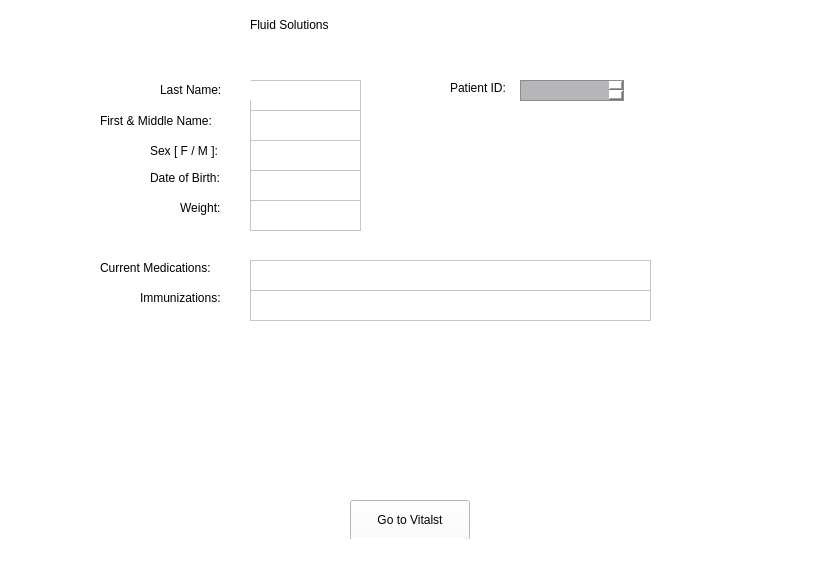
First picture: the form in app/frontend/views/patientWindow.ui, repository lmitchell33/Fluid-Solutions, before the edit.
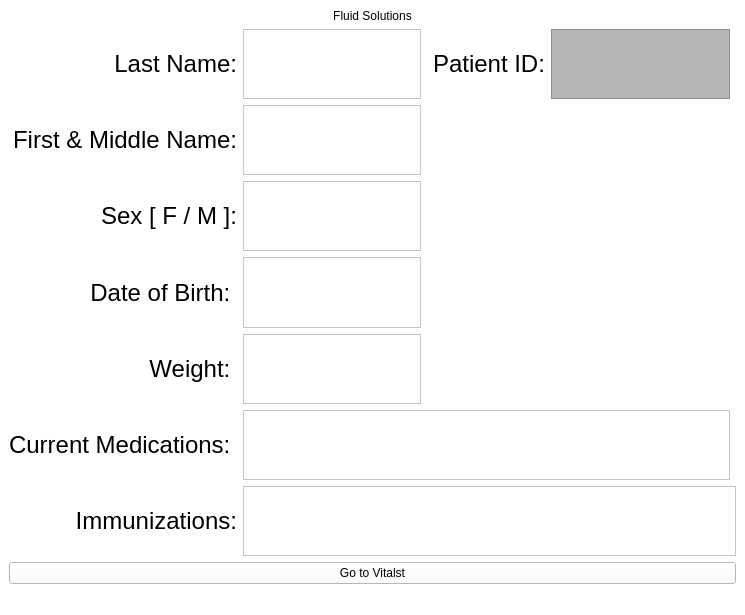
Second picture: the form after the edit.

```diff
--- a/app/frontend/views/patientWindow.ui
+++ b/app/frontend/views/patientWindow.ui
@@ -6,8 +6,8 @@
    <rect>
     <x>0</x>
     <y>0</y>
-    <width>825</width>
-    <height>561</height>
+    <width>745</width>
+    <height>615</height>
    </rect>
   </property>
   <property name="windowTitle">
@@ -17,306 +17,321 @@
    <string notr="true">background-color: rgb(255, 255, 255)</string>
   </property>
   <widget class="QWidget" name="centralwidget">
-   <widget class="QLabel" name="label">
-    <property name="geometry">
-     <rect>
-      <x>250</x>
-      <y>-1</y>
-      <width>301</width>
-      <height>51</height>
-     </rect>
-    </property>
-    <property name="styleSheet">
-     <string notr="true">font: 48pt &quot;Times New Roman&quot;;</string>
-    </property>
-    <property name="text">
-     <string>Fluid Solutions</string>
-    </property>
-   </widget>
-   <widget class="QLabel" name="label_2">
-    <property name="geometry">
-     <rect>
-      <x>150</x>
-      <y>140</y>
-      <width>81</width>
-      <height>21</height>
-     </rect>
-    </property>
-    <property name="text">
-     <string>Sex [ F / M ]:</string>
-    </property>
-   </widget>
-   <widget class="QTextEdit" name="textEdit">
-    <property name="geometry">
-     <rect>
-      <x>250</x>
-      <y>110</y>
-      <width>111</width>
-      <height>31</height>
-     </rect>
-    </property>
-    <property name="html">
-     <string>&lt;!DOCTYPE HTML PUBLIC &quot;-//W3C//DTD HTML 4.0//EN&quot; &quot;http://www.w3.org/TR/REC-html40/strict.dtd&quot;&gt;
+   <layout class="QGridLayout" name="gridLayout">
+    <item row="2" column="4" rowspan="4" colspan="2" alignment="Qt::AlignHCenter">
+     <widget class="QLabel" name="label_4">
+      <property name="maximumSize">
+       <size>
+        <width>16777215</width>
+        <height>800</height>
+       </size>
+      </property>
+      <property name="text">
+       <string/>
+      </property>
+      <property name="scaledContents">
+       <bool>true</bool>
+      </property>
+     </widget>
+    </item>
+    <item row="8" column="0" colspan="7">
+     <widget class="QPushButton" name="vitals_window_button">
+      <property name="toolTip">
+       <string>Click to view vitals window</string>
+      </property>
+      <property name="text">
+       <string>Go to Vitalst</string>
+      </property>
+     </widget>
+    </item>
+    <item row="7" column="1" colspan="6">
+     <widget class="QTextEdit" name="textEdit_5">
+      <property name="font">
+       <font>
+        <pointsize>18</pointsize>
+       </font>
+      </property>
+      <property name="html">
+       <string>&lt;!DOCTYPE HTML PUBLIC &quot;-//W3C//DTD HTML 4.0//EN&quot; &quot;http://www.w3.org/TR/REC-html40/strict.dtd&quot;&gt;
 &lt;html&gt;&lt;head&gt;&lt;meta name=&quot;qrichtext&quot; content=&quot;1&quot; /&gt;&lt;meta charset=&quot;utf-8&quot; /&gt;&lt;style type=&quot;text/css&quot;&gt;
 p, li { white-space: pre-wrap; }
 hr { height: 1px; border-width: 0; }
 li.unchecked::marker { content: &quot;\2610&quot;; }
 li.checked::marker { content: &quot;\2612&quot;; }
-&lt;/style&gt;&lt;/head&gt;&lt;body style=&quot; font-family:'.AppleSystemUIFont'; font-size:13pt; font-weight:400; font-style:normal;&quot;&gt;
-&lt;p style=&quot;-qt-paragraph-type:empty; margin-top:0px; margin-bottom:0px; margin-left:0px; margin-right:0px; -qt-block-indent:0; text-indent:0px;&quot;&gt;&lt;br /&gt;&lt;/p&gt;&lt;/body&gt;&lt;/html&gt;</string>
-    </property>
-   </widget>
-   <widget class="QLabel" name="label_3">
-    <property name="geometry">
-     <rect>
-      <x>100</x>
-      <y>110</y>
-      <width>131</width>
-      <height>21</height>
-     </rect>
-    </property>
-    <property name="text">
-     <string>First &amp; Middle Name:</string>
-    </property>
-   </widget>
-   <widget class="QTextEdit" name="textEdit_2">
-    <property name="geometry">
-     <rect>
-      <x>250</x>
-      <y>140</y>
-      <width>111</width>
-      <height>31</height>
-     </rect>
-    </property>
-    <property name="html">
-     <string>&lt;!DOCTYPE HTML PUBLIC &quot;-//W3C//DTD HTML 4.0//EN&quot; &quot;http://www.w3.org/TR/REC-html40/strict.dtd&quot;&gt;
+&lt;/style&gt;&lt;/head&gt;&lt;body style=&quot; font-family:'.AppleSystemUIFont'; font-size:18pt; font-weight:400; font-style:normal;&quot;&gt;
+&lt;p style=&quot;-qt-paragraph-type:empty; margin-top:0px; margin-bottom:0px; margin-left:0px; margin-right:0px; -qt-block-indent:0; text-indent:0px; font-size:13pt;&quot;&gt;&lt;br /&gt;&lt;/p&gt;&lt;/body&gt;&lt;/html&gt;</string>
+      </property>
+     </widget>
+    </item>
+    <item row="1" column="5">
+     <widget class="QTextEdit" name="textEdit_10">
+      <property name="font">
+       <font>
+        <pointsize>18</pointsize>
+       </font>
+      </property>
+      <property name="styleSheet">
+       <string notr="true">background-color: rgb(182, 181, 184);</string>
+      </property>
+      <property name="html">
+       <string>&lt;!DOCTYPE HTML PUBLIC &quot;-//W3C//DTD HTML 4.0//EN&quot; &quot;http://www.w3.org/TR/REC-html40/strict.dtd&quot;&gt;
 &lt;html&gt;&lt;head&gt;&lt;meta name=&quot;qrichtext&quot; content=&quot;1&quot; /&gt;&lt;meta charset=&quot;utf-8&quot; /&gt;&lt;style type=&quot;text/css&quot;&gt;
 p, li { white-space: pre-wrap; }
 hr { height: 1px; border-width: 0; }
 li.unchecked::marker { content: &quot;\2610&quot;; }
 li.checked::marker { content: &quot;\2612&quot;; }
-&lt;/style&gt;&lt;/head&gt;&lt;body style=&quot; font-family:'.AppleSystemUIFont'; font-size:13pt; font-weight:400; font-style:normal;&quot;&gt;
-&lt;p style=&quot;-qt-paragraph-type:empty; margin-top:0px; margin-bottom:0px; margin-left:0px; margin-right:0px; -qt-block-indent:0; text-indent:0px;&quot;&gt;&lt;br /&gt;&lt;/p&gt;&lt;/body&gt;&lt;/html&gt;</string>
-    </property>
-   </widget>
-   <widget class="QLabel" name="label_5">
-    <property name="geometry">
-     <rect>
-      <x>180</x>
-      <y>200</y>
-      <width>51</width>
-      <height>16</height>
-     </rect>
-    </property>
-    <property name="text">
-     <string>Weight: </string>
-    </property>
-   </widget>
-   <widget class="QLabel" name="label_6">
-    <property name="geometry">
-     <rect>
-      <x>150</x>
-      <y>170</y>
-      <width>81</width>
-      <height>16</height>
-     </rect>
-    </property>
-    <property name="text">
-     <string>Date of Birth: </string>
-    </property>
-   </widget>
-   <widget class="QLabel" name="label_8">
-    <property name="geometry">
-     <rect>
-      <x>100</x>
-      <y>260</y>
-      <width>131</width>
-      <height>16</height>
-     </rect>
-    </property>
-    <property name="text">
-     <string>Current Medications: </string>
-    </property>
-   </widget>
-   <widget class="QLabel" name="label_10">
-    <property name="geometry">
-     <rect>
-      <x>140</x>
-      <y>290</y>
-      <width>91</width>
-      <height>16</height>
-     </rect>
-    </property>
-    <property name="text">
-     <string>Immunizations:</string>
-    </property>
-   </widget>
-   <widget class="QTextEdit" name="textEdit_3">
-    <property name="geometry">
-     <rect>
-      <x>250</x>
-      <y>170</y>
-      <width>111</width>
-      <height>31</height>
-     </rect>
-    </property>
-    <property name="html">
-     <string>&lt;!DOCTYPE HTML PUBLIC &quot;-//W3C//DTD HTML 4.0//EN&quot; &quot;http://www.w3.org/TR/REC-html40/strict.dtd&quot;&gt;
+&lt;/style&gt;&lt;/head&gt;&lt;body style=&quot; font-family:'.AppleSystemUIFont'; font-size:18pt; font-weight:400; font-style:normal;&quot;&gt;
+&lt;p style=&quot;-qt-paragraph-type:empty; margin-top:0px; margin-bottom:0px; margin-left:0px; margin-right:0px; -qt-block-indent:0; text-indent:0px; font-size:13pt;&quot;&gt;&lt;br /&gt;&lt;/p&gt;&lt;/body&gt;&lt;/html&gt;</string>
+      </property>
+     </widget>
+    </item>
+    <item row="6" column="0">
+     <widget class="QLabel" name="label_8">
+      <property name="font">
+       <font>
+        <pointsize>18</pointsize>
+       </font>
+      </property>
+      <property name="text">
+       <string>Current Medications: </string>
+      </property>
+      <property name="alignment">
+       <set>Qt::AlignRight|Qt::AlignTrailing|Qt::AlignVCenter</set>
+      </property>
+     </widget>
+    </item>
+    <item row="3" column="1">
+     <widget class="QTextEdit" name="textEdit_2">
+      <property name="font">
+       <font>
+        <pointsize>18</pointsize>
+       </font>
+      </property>
+      <property name="html">
+       <string>&lt;!DOCTYPE HTML PUBLIC &quot;-//W3C//DTD HTML 4.0//EN&quot; &quot;http://www.w3.org/TR/REC-html40/strict.dtd&quot;&gt;
 &lt;html&gt;&lt;head&gt;&lt;meta name=&quot;qrichtext&quot; content=&quot;1&quot; /&gt;&lt;meta charset=&quot;utf-8&quot; /&gt;&lt;style type=&quot;text/css&quot;&gt;
 p, li { white-space: pre-wrap; }
 hr { height: 1px; border-width: 0; }
 li.unchecked::marker { content: &quot;\2610&quot;; }
 li.checked::marker { content: &quot;\2612&quot;; }
-&lt;/style&gt;&lt;/head&gt;&lt;body style=&quot; font-family:'.AppleSystemUIFont'; font-size:13pt; font-weight:400; font-style:normal;&quot;&gt;
-&lt;p style=&quot;-qt-paragraph-type:empty; margin-top:0px; margin-bottom:0px; margin-left:0px; margin-right:0px; -qt-block-indent:0; text-indent:0px;&quot;&gt;&lt;br /&gt;&lt;/p&gt;&lt;/body&gt;&lt;/html&gt;</string>
-    </property>
-   </widget>
-   <widget class="QTextEdit" name="textEdit_5">
-    <property name="geometry">
-     <rect>
-      <x>250</x>
-      <y>290</y>
-      <width>401</width>
-      <height>31</height>
-     </rect>
-    </property>
-    <property name="html">
-     <string>&lt;!DOCTYPE HTML PUBLIC &quot;-//W3C//DTD HTML 4.0//EN&quot; &quot;http://www.w3.org/TR/REC-html40/strict.dtd&quot;&gt;
+&lt;/style&gt;&lt;/head&gt;&lt;body style=&quot; font-family:'.AppleSystemUIFont'; font-size:18pt; font-weight:400; font-style:normal;&quot;&gt;
+&lt;p style=&quot;-qt-paragraph-type:empty; margin-top:0px; margin-bottom:0px; margin-left:0px; margin-right:0px; -qt-block-indent:0; text-indent:0px; font-size:13pt;&quot;&gt;&lt;br /&gt;&lt;/p&gt;&lt;/body&gt;&lt;/html&gt;</string>
+      </property>
+     </widget>
+    </item>
+    <item row="2" column="1">
+     <widget class="QTextEdit" name="textEdit">
+      <property name="font">
+       <font>
+        <pointsize>18</pointsize>
+       </font>
+      </property>
+      <property name="html">
+       <string>&lt;!DOCTYPE HTML PUBLIC &quot;-//W3C//DTD HTML 4.0//EN&quot; &quot;http://www.w3.org/TR/REC-html40/strict.dtd&quot;&gt;
 &lt;html&gt;&lt;head&gt;&lt;meta name=&quot;qrichtext&quot; content=&quot;1&quot; /&gt;&lt;meta charset=&quot;utf-8&quot; /&gt;&lt;style type=&quot;text/css&quot;&gt;
 p, li { white-space: pre-wrap; }
 hr { height: 1px; border-width: 0; }
 li.unchecked::marker { content: &quot;\2610&quot;; }
 li.checked::marker { content: &quot;\2612&quot;; }
-&lt;/style&gt;&lt;/head&gt;&lt;body style=&quot; font-family:'.AppleSystemUIFont'; font-size:13pt; font-weight:400; font-style:normal;&quot;&gt;
+&lt;/style&gt;&lt;/head&gt;&lt;body style=&quot; font-family:'.AppleSystemUIFont'; font-size:18pt; font-weight:400; font-style:normal;&quot;&gt;
 &lt;p style=&quot;-qt-paragraph-type:empty; margin-top:0px; margin-bottom:0px; margin-left:0px; margin-right:0px; -qt-block-indent:0; text-indent:0px;&quot;&gt;&lt;br /&gt;&lt;/p&gt;&lt;/body&gt;&lt;/html&gt;</string>
-    </property>
-   </widget>
-   <widget class="QTextEdit" name="textEdit_6">
-    <property name="geometry">
-     <rect>
-      <x>250</x>
-      <y>200</y>
-      <width>111</width>
-      <height>31</height>
-     </rect>
-    </property>
-    <property name="html">
-     <string>&lt;!DOCTYPE HTML PUBLIC &quot;-//W3C//DTD HTML 4.0//EN&quot; &quot;http://www.w3.org/TR/REC-html40/strict.dtd&quot;&gt;
+      </property>
+     </widget>
+    </item>
+    <item row="2" column="0">
+     <widget class="QLabel" name="label_3">
+      <property name="font">
+       <font>
+        <pointsize>18</pointsize>
+       </font>
+      </property>
+      <property name="text">
+       <string>First &amp; Middle Name:</string>
+      </property>
+      <property name="alignment">
+       <set>Qt::AlignRight|Qt::AlignTrailing|Qt::AlignVCenter</set>
+      </property>
+     </widget>
+    </item>
+    <item row="5" column="1">
+     <widget class="QTextEdit" name="textEdit_6">
+      <property name="font">
+       <font>
+        <pointsize>18</pointsize>
+       </font>
+      </property>
+      <property name="html">
+       <string>&lt;!DOCTYPE HTML PUBLIC &quot;-//W3C//DTD HTML 4.0//EN&quot; &quot;http://www.w3.org/TR/REC-html40/strict.dtd&quot;&gt;
 &lt;html&gt;&lt;head&gt;&lt;meta name=&quot;qrichtext&quot; content=&quot;1&quot; /&gt;&lt;meta charset=&quot;utf-8&quot; /&gt;&lt;style type=&quot;text/css&quot;&gt;
 p, li { white-space: pre-wrap; }
 hr { height: 1px; border-width: 0; }
 li.unchecked::marker { content: &quot;\2610&quot;; }
 li.checked::marker { content: &quot;\2612&quot;; }
-&lt;/style&gt;&lt;/head&gt;&lt;body style=&quot; font-family:'.AppleSystemUIFont'; font-size:13pt; font-weight:400; font-style:normal;&quot;&gt;
-&lt;p style=&quot;-qt-paragraph-type:empty; margin-top:0px; margin-bottom:0px; margin-left:0px; margin-right:0px; -qt-block-indent:0; text-indent:0px;&quot;&gt;&lt;br /&gt;&lt;/p&gt;&lt;/body&gt;&lt;/html&gt;</string>
-    </property>
-   </widget>
-   <widget class="QTextEdit" name="textEdit_7">
-    <property name="geometry">
-     <rect>
-      <x>250</x>
-      <y>260</y>
-      <width>401</width>
-      <height>31</height>
-     </rect>
-    </property>
-    <property name="html">
-     <string>&lt;!DOCTYPE HTML PUBLIC &quot;-//W3C//DTD HTML 4.0//EN&quot; &quot;http://www.w3.org/TR/REC-html40/strict.dtd&quot;&gt;
+&lt;/style&gt;&lt;/head&gt;&lt;body style=&quot; font-family:'.AppleSystemUIFont'; font-size:18pt; font-weight:400; font-style:normal;&quot;&gt;
+&lt;p style=&quot;-qt-paragraph-type:empty; margin-top:0px; margin-bottom:0px; margin-left:0px; margin-right:0px; -qt-block-indent:0; text-indent:0px; font-size:13pt;&quot;&gt;&lt;br /&gt;&lt;/p&gt;&lt;/body&gt;&lt;/html&gt;</string>
+      </property>
+     </widget>
+    </item>
+    <item row="3" column="0">
+     <widget class="QLabel" name="label_2">
+      <property name="font">
+       <font>
+        <pointsize>18</pointsize>
+       </font>
+      </property>
+      <property name="text">
+       <string>Sex [ F / M ]:</string>
+      </property>
+      <property name="alignment">
+       <set>Qt::AlignRight|Qt::AlignTrailing|Qt::AlignVCenter</set>
+      </property>
+     </widget>
+    </item>
+    <item row="1" column="0">
+     <widget class="QLabel" name="label_11">
+      <property name="font">
+       <font>
+        <pointsize>18</pointsize>
+       </font>
+      </property>
+      <property name="text">
+       <string>Last Name:</string>
+      </property>
+      <property name="alignment">
+       <set>Qt::AlignRight|Qt::AlignTrailing|Qt::AlignVCenter</set>
+      </property>
+     </widget>
+    </item>
+    <item row="7" column="0">
+     <widget class="QLabel" name="label_10">
+      <property name="font">
+       <font>
+        <pointsize>18</pointsize>
+       </font>
+      </property>
+      <property name="text">
+       <string>Immunizations:</string>
+      </property>
+      <property name="alignment">
+       <set>Qt::AlignRight|Qt::AlignTrailing|Qt::AlignVCenter</set>
+      </property>
+     </widget>
+    </item>
+    <item row="4" column="0">
+     <widget class="QLabel" name="label_6">
+      <property name="font">
+       <font>
+        <pointsize>18</pointsize>
+       </font>
+      </property>
+      <property name="text">
+       <string>Date of Birth: </string>
+      </property>
+      <property name="alignment">
+       <set>Qt::AlignRight|Qt::AlignTrailing|Qt::AlignVCenter</set>
+      </property>
+     </widget>
+    </item>
+    <item row="5" column="0">
+     <widget class="QLabel" name="label_5">
+      <property name="font">
+       <font>
+        <pointsize>18</pointsize>
+       </font>
+      </property>
+      <property name="text">
+       <string>Weight: </string>
+      </property>
+      <property name="alignment">
+       <set>Qt::AlignRight|Qt::AlignTrailing|Qt::AlignVCenter</set>
+      </property>
+     </widget>
+    </item>
+    <item row="4" column="1">
+     <widget class="QTextEdit" name="textEdit_3">
+      <property name="font">
+       <font>
+        <pointsize>18</pointsize>
+       </font>
+      </property>
+      <property name="html">
+       <string>&lt;!DOCTYPE HTML PUBLIC &quot;-//W3C//DTD HTML 4.0//EN&quot; &quot;http://www.w3.org/TR/REC-html40/strict.dtd&quot;&gt;
 &lt;html&gt;&lt;head&gt;&lt;meta name=&quot;qrichtext&quot; content=&quot;1&quot; /&gt;&lt;meta charset=&quot;utf-8&quot; /&gt;&lt;style type=&quot;text/css&quot;&gt;
 p, li { white-space: pre-wrap; }
 hr { height: 1px; border-width: 0; }
 li.unchecked::marker { content: &quot;\2610&quot;; }
 li.checked::marker { content: &quot;\2612&quot;; }
-&lt;/style&gt;&lt;/head&gt;&lt;body style=&quot; font-family:'.AppleSystemUIFont'; font-size:13pt; font-weight:400; font-style:normal;&quot;&gt;
-&lt;p style=&quot;-qt-paragraph-type:empty; margin-top:0px; margin-bottom:0px; margin-left:0px; margin-right:0px; -qt-block-indent:0; text-indent:0px;&quot;&gt;&lt;br /&gt;&lt;/p&gt;&lt;/body&gt;&lt;/html&gt;</string>
-    </property>
-   </widget>
-   <widget class="QTextEdit" name="textEdit_9">
-    <property name="geometry">
-     <rect>
-      <x>250</x>
-      <y>80</y>
-      <width>111</width>
-      <height>31</height>
-     </rect>
-    </property>
-    <property name="html">
-     <string>&lt;!DOCTYPE HTML PUBLIC &quot;-//W3C//DTD HTML 4.0//EN&quot; &quot;http://www.w3.org/TR/REC-html40/strict.dtd&quot;&gt;
+&lt;/style&gt;&lt;/head&gt;&lt;body style=&quot; font-family:'.AppleSystemUIFont'; font-size:18pt; font-weight:400; font-style:normal;&quot;&gt;
+&lt;p style=&quot;-qt-paragraph-type:empty; margin-top:0px; margin-bottom:0px; margin-left:0px; margin-right:0px; -qt-block-indent:0; text-indent:0px; font-size:13pt;&quot;&gt;&lt;br /&gt;&lt;/p&gt;&lt;/body&gt;&lt;/html&gt;</string>
+      </property>
+     </widget>
+    </item>
+    <item row="0" column="0" colspan="7">
+     <widget class="QLabel" name="label">
+      <property name="styleSheet">
+       <string notr="true">font: 48pt &quot;Times New Roman&quot;;</string>
+      </property>
+      <property name="text">
+       <string>Fluid Solutions</string>
+      </property>
+      <property name="alignment">
+       <set>Qt::AlignCenter</set>
+      </property>
+     </widget>
+    </item>
+    <item row="1" column="3" colspan="2">
+     <widget class="QLabel" name="label_12">
+      <property name="font">
+       <font>
+        <pointsize>18</pointsize>
+       </font>
+      </property>
+      <property name="text">
+       <string>Patient ID:</string>
+      </property>
+     </widget>
+    </item>
+    <item row="6" column="1" colspan="5">
+     <widget class="QTextEdit" name="textEdit_7">
+      <property name="font">
+       <font>
+        <pointsize>18</pointsize>
+       </font>
+      </property>
+      <property name="html">
+       <string>&lt;!DOCTYPE HTML PUBLIC &quot;-//W3C//DTD HTML 4.0//EN&quot; &quot;http://www.w3.org/TR/REC-html40/strict.dtd&quot;&gt;
 &lt;html&gt;&lt;head&gt;&lt;meta name=&quot;qrichtext&quot; content=&quot;1&quot; /&gt;&lt;meta charset=&quot;utf-8&quot; /&gt;&lt;style type=&quot;text/css&quot;&gt;
 p, li { white-space: pre-wrap; }
 hr { height: 1px; border-width: 0; }
 li.unchecked::marker { content: &quot;\2610&quot;; }
 li.checked::marker { content: &quot;\2612&quot;; }
-&lt;/style&gt;&lt;/head&gt;&lt;body style=&quot; font-family:'.AppleSystemUIFont'; font-size:13pt; font-weight:400; font-style:normal;&quot;&gt;
-&lt;p style=&quot;-qt-paragraph-type:empty; margin-top:0px; margin-bottom:0px; margin-left:0px; margin-right:0px; -qt-block-indent:0; text-indent:0px;&quot;&gt;&lt;br /&gt;&lt;/p&gt;&lt;/body&gt;&lt;/html&gt;</string>
-    </property>
-   </widget>
-   <widget class="QLabel" name="label_11">
-    <property name="geometry">
-     <rect>
-      <x>160</x>
-      <y>80</y>
-      <width>91</width>
-      <height>20</height>
-     </rect>
-    </property>
-    <property name="text">
-     <string>Last Name:</string>
-    </property>
-   </widget>
-   <widget class="QLabel" name="label_12">
-    <property name="geometry">
-     <rect>
-      <x>450</x>
-      <y>80</y>
-      <width>71</width>
-      <height>16</height>
-     </rect>
-    </property>
-    <property name="text">
-     <string>Patient ID:</string>
-    </property>
-   </widget>
-   <widget class="QTextEdit" name="textEdit_10">
-    <property name="geometry">
-     <rect>
-      <x>520</x>
-      <y>80</y>
-      <width>104</width>
-      <height>21</height>
-     </rect>
-    </property>
-    <property name="styleSheet">
-     <string notr="true">background-color: rgb(182, 181, 184);</string>
-    </property>
-    <property name="html">
-     <string>&lt;!DOCTYPE HTML PUBLIC &quot;-//W3C//DTD HTML 4.0//EN&quot; &quot;http://www.w3.org/TR/REC-html40/strict.dtd&quot;&gt;
+&lt;/style&gt;&lt;/head&gt;&lt;body style=&quot; font-family:'.AppleSystemUIFont'; font-size:18pt; font-weight:400; font-style:normal;&quot;&gt;
+&lt;p style=&quot;-qt-paragraph-type:empty; margin-top:0px; margin-bottom:0px; margin-left:0px; margin-right:0px; -qt-block-indent:0; text-indent:0px; font-size:13pt;&quot;&gt;&lt;br /&gt;&lt;/p&gt;&lt;/body&gt;&lt;/html&gt;</string>
+      </property>
+     </widget>
+    </item>
+    <item row="1" column="1">
+     <widget class="QTextEdit" name="textEdit_9">
+      <property name="font">
+       <font>
+        <pointsize>18</pointsize>
+        <stylestrategy>PreferDefault</stylestrategy>
+        <kerning>true</kerning>
+       </font>
+      </property>
+      <property name="html">
+       <string>&lt;!DOCTYPE HTML PUBLIC &quot;-//W3C//DTD HTML 4.0//EN&quot; &quot;http://www.w3.org/TR/REC-html40/strict.dtd&quot;&gt;
 &lt;html&gt;&lt;head&gt;&lt;meta name=&quot;qrichtext&quot; content=&quot;1&quot; /&gt;&lt;meta charset=&quot;utf-8&quot; /&gt;&lt;style type=&quot;text/css&quot;&gt;
 p, li { white-space: pre-wrap; }
 hr { height: 1px; border-width: 0; }
 li.unchecked::marker { content: &quot;\2610&quot;; }
 li.checked::marker { content: &quot;\2612&quot;; }
-&lt;/style&gt;&lt;/head&gt;&lt;body style=&quot; font-family:'.AppleSystemUIFont'; font-size:13pt; font-weight:400; font-style:normal;&quot;&gt;
-&lt;p style=&quot;-qt-paragraph-type:empty; margin-top:0px; margin-bottom:0px; margin-left:0px; margin-right:0px; -qt-block-indent:0; text-indent:0px;&quot;&gt;&lt;br /&gt;&lt;/p&gt;&lt;/body&gt;&lt;/html&gt;</string>
-    </property>
-   </widget>
-   <!-- New QPushButton to route to the patient window -->
-    <widget class="QPushButton" name="vitals_window_button">
-        <property name="geometry">
-        <rect>
-        <x>350</x>
-        <y>500</y>
-        <width>120</width>
-        <height>40</height>
-        </rect>
-        </property>
-        <property name="text">
-        <string>Go to Vitalst</string>
-        </property>
-        <property name="toolTip">
-        <string>Click to view vitals window</string>
-        </property>
-    </widget>
+&lt;/style&gt;&lt;/head&gt;&lt;body style=&quot; font-family:'.AppleSystemUIFont'; font-size:18pt; font-weight:400; font-style:normal;&quot;&gt;
+&lt;p style=&quot;-qt-paragraph-type:empty; margin-top:0px; margin-bottom:0px; margin-left:0px; margin-right:0px; -qt-block-indent:0; text-indent:0px; font-size:13pt;&quot;&gt;&lt;br /&gt;&lt;/p&gt;&lt;/body&gt;&lt;/html&gt;</string>
+      </property>
+     </widget>
+    </item>
+   </layout>
   </widget>
   <widget class="QMenuBar" name="menubar">
    <property name="geometry">
```
Left out of the diff: 4 changed lines with no effect on the pictures.
